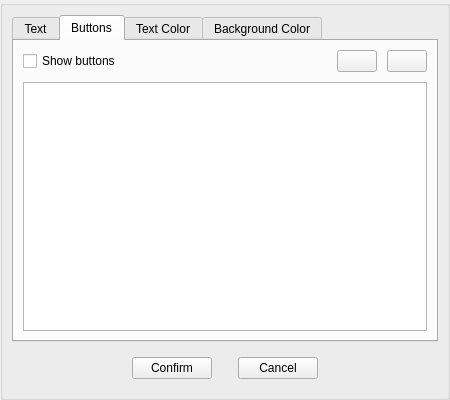
First picture: the form in src/Editor/Script/TextSnippetOverlay.ui, repository RemotelyChaotic/JOIPEngine, before the edit.
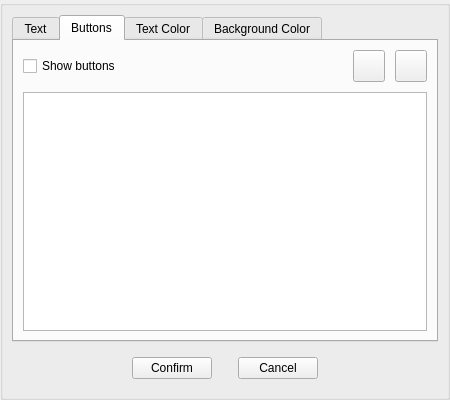
Second picture: the form after the edit. The open tabs and pages were chosen to show the change. Icons and pictures are not drawn. Custom widgets are drawn as their Qt base class.

Commit message: Fixed hard-Coded icon

Diff of the .ui file:
```diff
--- a/src/Editor/Script/TextSnippetOverlay.ui
+++ b/src/Editor/Script/TextSnippetOverlay.ui
@@ -86,7 +86,19 @@
            </widget>
           </item>
           <item row="0" column="3">
-           <widget class="QPushButton" name="pRemoveButtonButton">
+           <widget class="QPushButton" name="RemoveButtonButton">
+            <property name="minimumSize">
+             <size>
+              <width>32</width>
+              <height>32</height>
+             </size>
+            </property>
+            <property name="maximumSize">
+             <size>
+              <width>32</width>
+              <height>32</height>
+             </size>
+            </property>
             <property name="toolTip">
              <string>Remove button</string>
             </property>
@@ -106,7 +118,19 @@
            </widget>
           </item>
           <item row="0" column="2">
-           <widget class="QPushButton" name="pAddButtonButton">
+           <widget class="QPushButton" name="AddButtonButton">
+            <property name="minimumSize">
+             <size>
+              <width>32</width>
+              <height>32</height>
+             </size>
+            </property>
+            <property name="maximumSize">
+             <size>
+              <width>32</width>
+              <height>32</height>
+             </size>
+            </property>
             <property name="toolTip">
              <string>Add button</string>
             </property>
```
Left out of the diff: 84 changed lines with no effect on the pictures. The commit also changes 1 other file.
